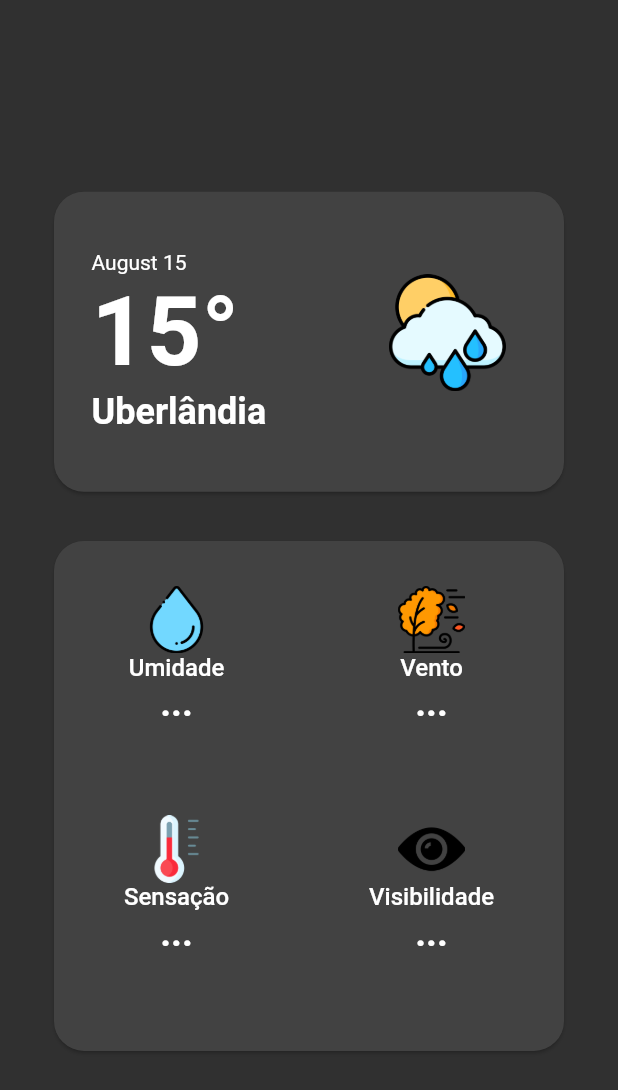
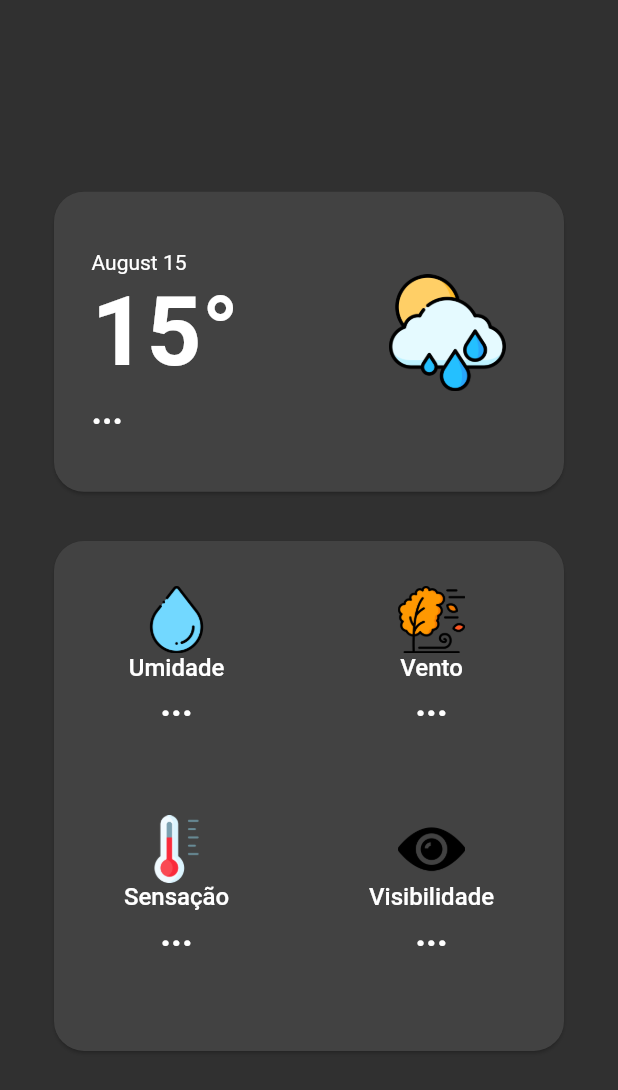
Before and after one commit to kauabarrosg/Clima, a Flutter app: the screen it shows after launch, on a phone screen of 412 x 824 dp. Shown: the top 1090 px of the screen. Run offline on Flutter 3.47's test engine with Material 2 defaults, Android fonts, the phone set to English and light mode, and no system bars; our stand-ins replace fluttericon; network calls fail.

Commit message:
finalização

```diff
--- a/lib/pages/screen.dart
+++ b/lib/pages/screen.dart
@@ -22,6 +22,7 @@ class _ScreenState extends State<Screen> {
   }
 
   var temp;
+  var local;
   var umidade;
   var velocidade;
   var visibilidade;
@@ -39,6 +40,7 @@ class _ScreenState extends State<Screen> {
       temp = body["main"]["temp"];
       visibilidade = body["visibility"];
       sensacao = body["main"]["feels_like"];
+      local = body["name"];
     });
     print(response.body);
   }
@@ -58,7 +60,7 @@ class _ScreenState extends State<Screen> {
                   ),
                   WidgetClimate(
                     temp != null ? '${temp.toString()}' : '...',
-                    'Uberlândia',
+                    local != null ? '${local.toString()}' : '...',
                   ),
                   SizedBox(
                     height: MediaQuery.of(context).size.height * 0.03,
--- a/lib/widget/widgetTable.dart
+++ b/lib/widget/widgetTable.dart
@@ -1,5 +1,3 @@
-import 'dart:ui';
-
 import 'package:flutter/material.dart';
 import 'package:fluttericon/meteocons_icons.dart';
 
```
